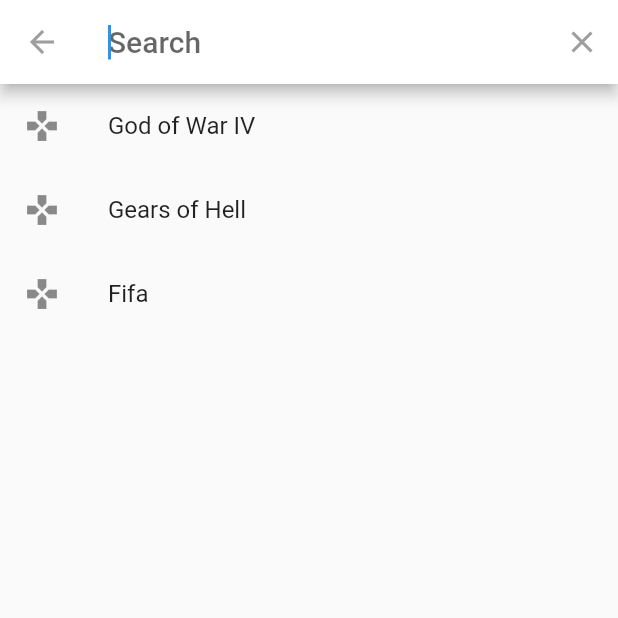
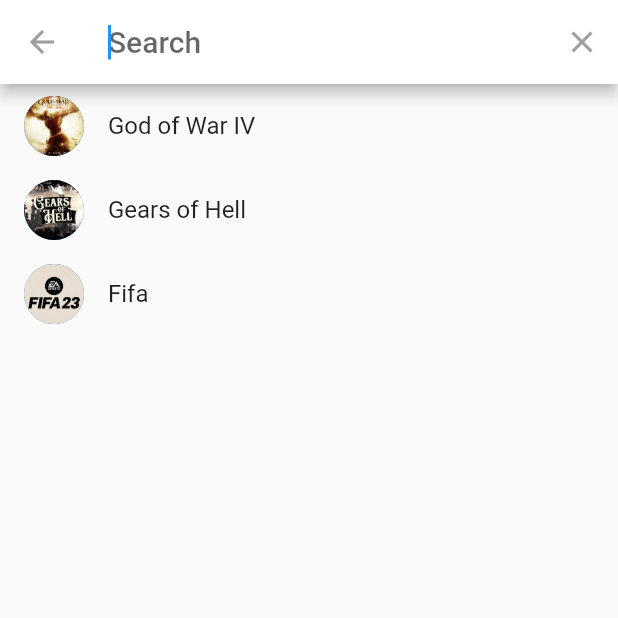
Before and after one commit to PunicGames/Flutter_Quiz, a Flutter app: the screen it shows after launch, after a tap on the "search" icon, on a phone screen of 412 x 824 dp, the top half of it. Run offline on Flutter 3.47's test engine with Material 2 defaults, Android fonts, the phone set to English and light mode, and no system bars.

Commit message:
Update home_page.dart
imagen en el buscador

```diff
--- a/flutter_quiz/lib/page/home_page.dart
+++ b/flutter_quiz/lib/page/home_page.dart
@@ -146,12 +146,12 @@
           final suggestion = suggestions[index];
 
           return ListTile(
-            leading: Icon(Icons.gamepad_sharp),
+            leading: CircleAvatar(
+              backgroundImage: AssetImage(suggestion.imageUrl),
+            ),
             title: Text(suggestion.categoryName),
             onTap: () {
               query = suggestion.categoryName;
-              //showResults(context);
-              //close(context, suggestion);
               Navigator.push(
                 context,
                 MaterialPageRoute(
```
